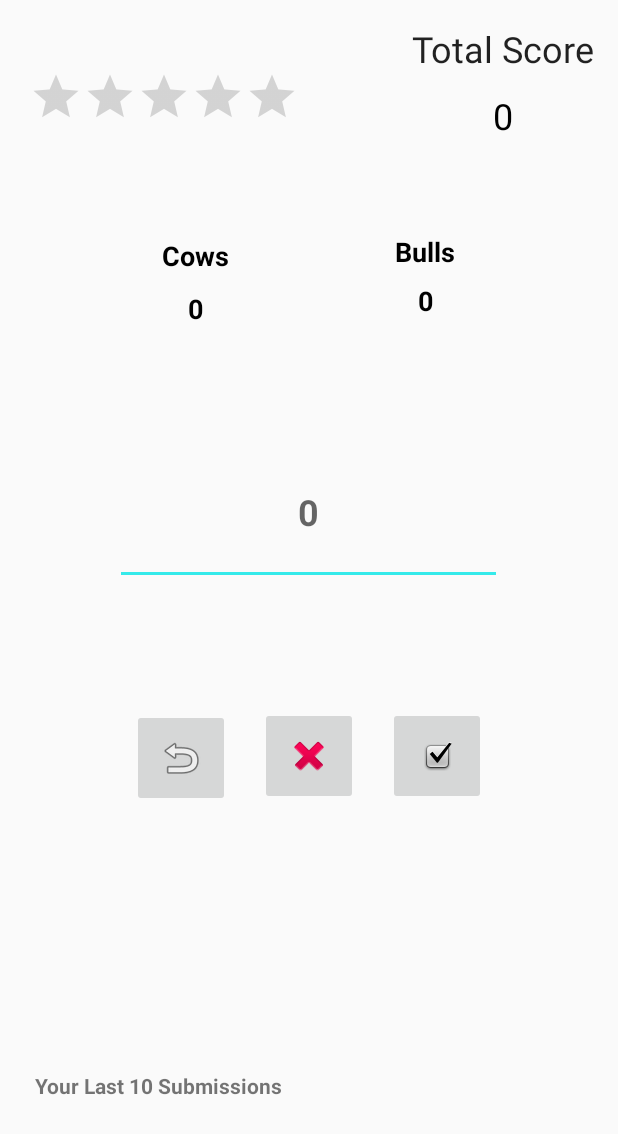
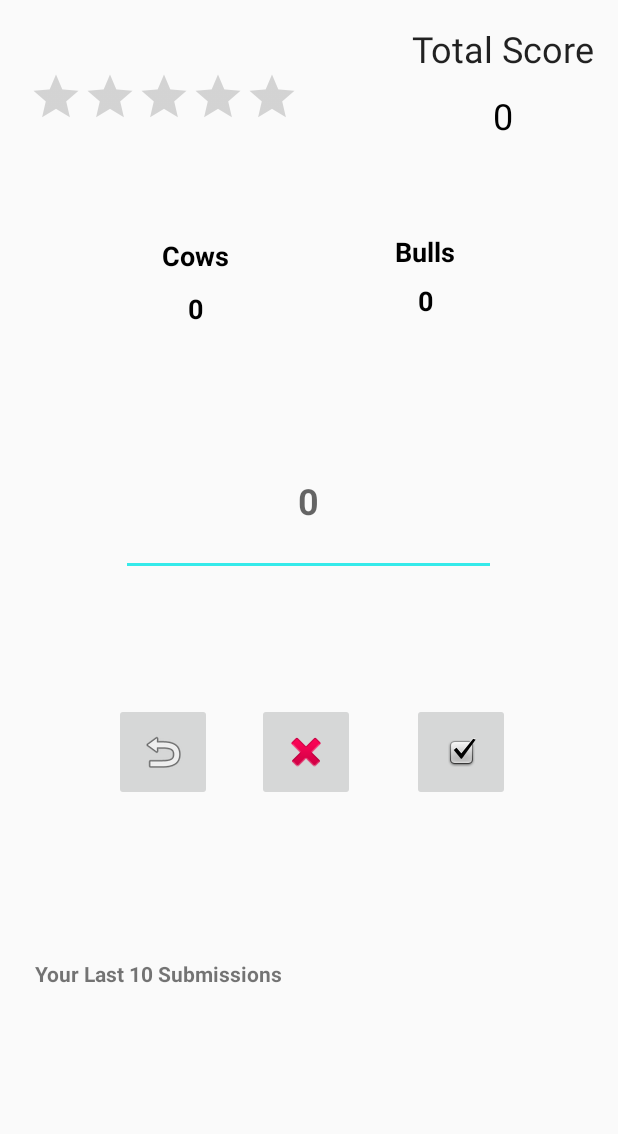
Before and after one commit to kaikaiye/CS125FinalProject, an Android app: the ThreeDigitLevel screen opened directly, with no data from a screen before it, on a phone screen of 412 x 824 dp. Shown: the top 1134 px of the screen. Run offline under Robolectric (Android 15) with nearby library versions, the light colour scheme and no system bars.

Commit message:
Made secret code, implemented display of last 10 submissions, fixed input fields to get rid of individual digits, prevent users from using the same submission

```diff
--- a/app/src/main/res/layout/activity_three_digit_level.xml
+++ b/app/src/main/res/layout/activity_three_digit_level.xml
@@ -38,9 +38,9 @@
         app:layout_constraintTop_toBottomOf="@+id/total_score_title" />
 
     <android.support.design.widget.TextInputEditText
-        android:id="@+id/code"
-        android:layout_width="258dp"
-        android:layout_height="97dp"
+        android:id="@+id/inputCode"
+        android:layout_width="250dp"
+        android:layout_height="100dp"
         android:layout_marginStart="8dp"
         android:layout_marginLeft="8dp"
         android:layout_marginTop="8dp"
@@ -62,20 +62,20 @@
         app:layout_constraintHorizontal_bias="0.496"
         app:layout_constraintStart_toStartOf="parent"
         app:layout_constraintTop_toTopOf="parent"
-        app:layout_constraintVertical_bias="0.401" />
+        app:layout_constraintVertical_bias="0.39" />
 
     <ImageButton
         android:id="@+id/reset_button"
         android:layout_width="65dp"
         android:layout_height="65dp"
-        android:layout_marginStart="88dp"
-        android:layout_marginLeft="88dp"
+        android:layout_marginStart="76dp"
+        android:layout_marginLeft="76dp"
         android:layout_marginTop="8dp"
         android:layout_marginBottom="8dp"
         app:layout_constraintBottom_toBottomOf="parent"
         app:layout_constraintStart_toStartOf="parent"
         app:layout_constraintTop_toTopOf="parent"
-        app:layout_constraintVertical_bias="0.626"
+        app:layout_constraintVertical_bias="0.62"
         app:srcCompat="@android:drawable/ic_menu_revert" />
 
     <ImageButton
@@ -83,37 +83,37 @@
         android:layout_width="65dp"
         android:layout_height="65dp"
         android:layout_marginTop="8dp"
-        android:layout_marginEnd="88dp"
-        android:layout_marginRight="88dp"
+        android:layout_marginEnd="72dp"
+        android:layout_marginRight="72dp"
         android:layout_marginBottom="8dp"
         app:layout_constraintBottom_toBottomOf="parent"
         app:layout_constraintEnd_toEndOf="parent"
         app:layout_constraintTop_toTopOf="parent"
-        app:layout_constraintVertical_bias="0.624"
+        app:layout_constraintVertical_bias="0.62"
         app:srcCompat="@android:drawable/checkbox_on_background" />
 
     <ImageButton
         android:id="@+id/quit_button"
         android:layout_width="65dp"
         android:layout_height="65dp"
-        android:layout_marginStart="20dp"
-        android:layout_marginLeft="20dp"
+        android:layout_marginStart="8dp"
+        android:layout_marginLeft="8dp"
         android:layout_marginTop="8dp"
         android:layout_marginEnd="8dp"
         android:layout_marginRight="8dp"
         android:layout_marginBottom="8dp"
         app:layout_constraintBottom_toBottomOf="parent"
         app:layout_constraintEnd_toStartOf="@+id/enter_button"
-        app:layout_constraintHorizontal_bias="0.0"
+        app:layout_constraintHorizontal_bias="0.428"
         app:layout_constraintStart_toEndOf="@+id/reset_button"
         app:layout_constraintTop_toTopOf="parent"
-        app:layout_constraintVertical_bias="0.624"
+        app:layout_constraintVertical_bias="0.62"
         app:srcCompat="@android:drawable/ic_delete" />
 
     <TextView
         android:id="@+id/submissions_box"
         android:layout_width="match_parent"
-        android:layout_height="115dp"
+        android:layout_height="190dp"
         android:layout_alignParentBottom="true"
         android:layout_marginStart="8dp"
         android:layout_marginLeft="8dp"
```
Also changed, not shown: app/src/main/java/com/example/owner/cs125finalproject/FiveDigitLevel.java (+40 -23 lines), app/src/main/java/com/example/owner/cs125finalproject/FourDigitLevel.java (+40 -20 lines), app/src/main/java/com/example/owner/cs125finalproject/ThreeDigitLevel.java (+38 -14 lines), app/src/main/res/layout/activity_five_digit_level.xml (+5 -5 lines), app/src/main/res/layout/activity_four_digit_level.xml (+6 -6 lines).
